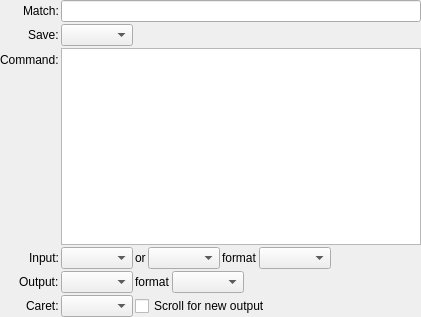
Above: resources/ui/support/command.ui from prymatex/prymatex before the change. Below: the same form after it.
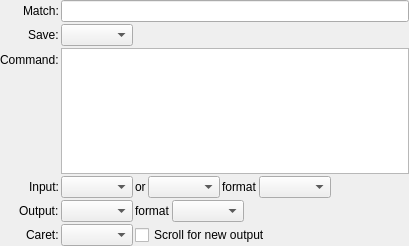
That is the form after the change.

The edit to the form file:
```diff
--- a/resources/ui/support/command.ui
+++ b/resources/ui/support/command.ui
@@ -6,8 +6,8 @@
    <rect>
     <x>0</x>
     <y>0</y>
-    <width>421</width>
-    <height>317</height>
+    <width>409</width>
+    <height>246</height>
    </rect>
   </property>
   <property name="windowTitle">
```
